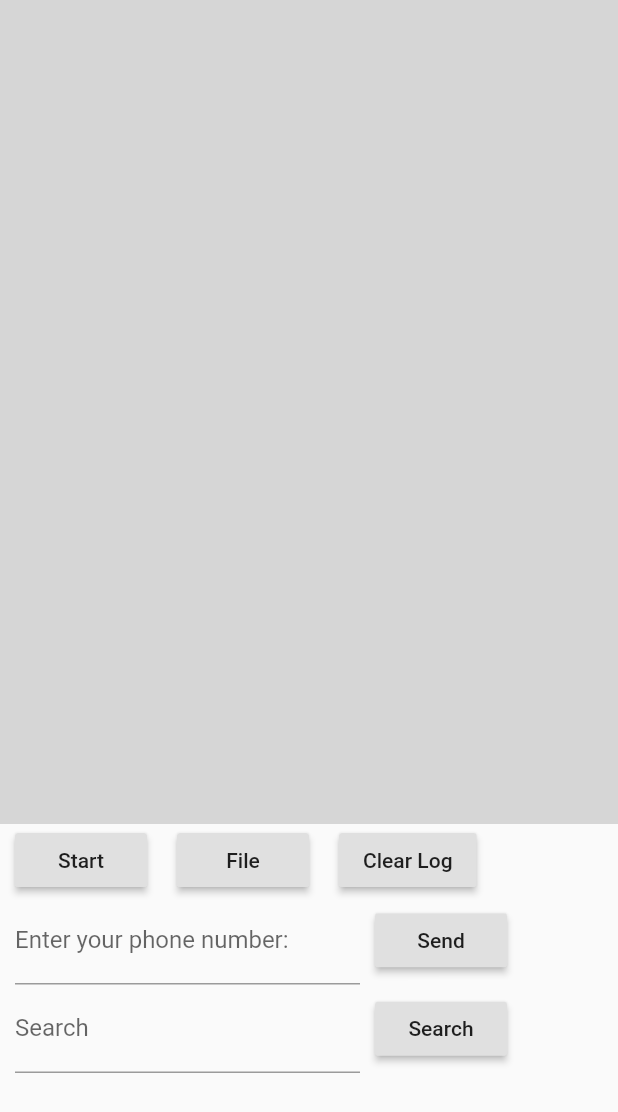
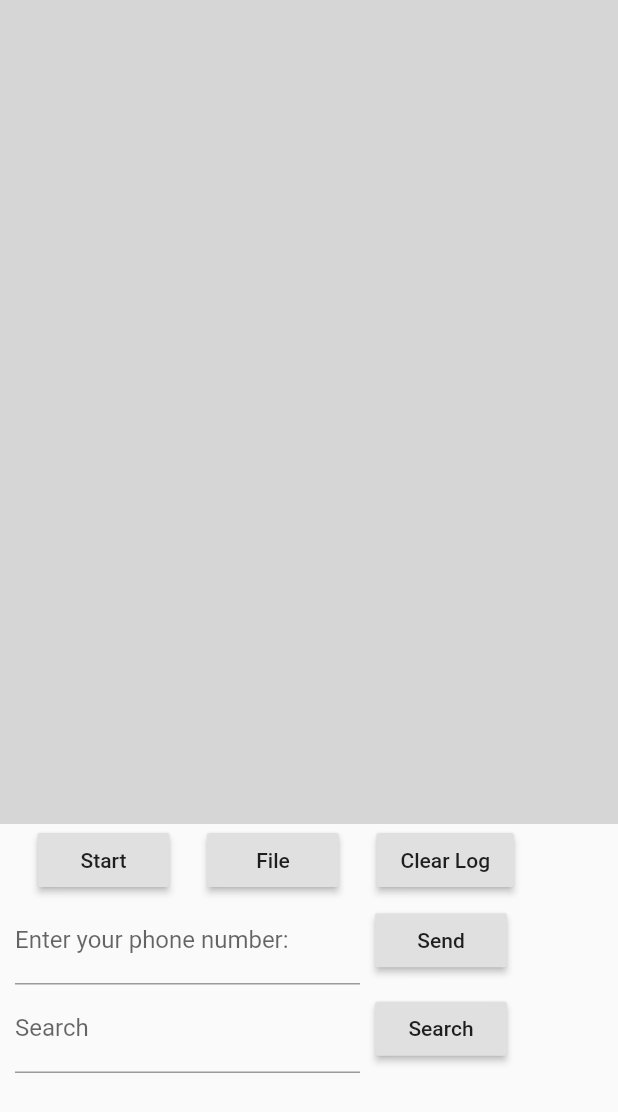
Before and after one commit to aaugmentum/project.scarlet, a Flutter app: the screen it shows after launch, after a tap on "File", on a phone screen of 412 x 824 dp. Shown: the top 1112 px of the screen. Run offline on Flutter 3.47's test engine with Material 2 defaults, Android fonts, the light colour scheme and no system bars.

Commit message:
Fix iOS bug

```diff
--- a/lib/main.dart
+++ b/lib/main.dart
@@ -83,10 +83,10 @@ class _HomePageState extends State<HomePage> {
     var request = {
       "@type": "downloadFile",
       "priority": 1,
-      "file_id": 223,
+      "file_id": 195,
       "offset": 0,
-      "limit": 10539604,
-      "synchronous": false
+      "limit": 7256355,
+      "synchronous": true
     };
 
     var string = jsonEncode(request);
@@ -112,17 +112,17 @@ class _HomePageState extends State<HomePage> {
               Row(
                 mainAxisAlignment: MainAxisAlignment.start,
                 children: <Widget>[
-                  SizedBox(width: 10),
+                  SizedBox(width: 25),
                   RaisedButton(
                     onPressed: _createClient,
                     child: Text("Start"),
                   ),
-                  SizedBox(width: 20),
+                  SizedBox(width: 25),
                   RaisedButton(
                     onPressed: _getFile,
                     child: Text("File"),
                   ),
-                  SizedBox(width: 20),
+                  SizedBox(width: 25),
                   RaisedButton(
                     onPressed: () {
                       setState(() {
```
Also changed, not shown: 1 other file.
